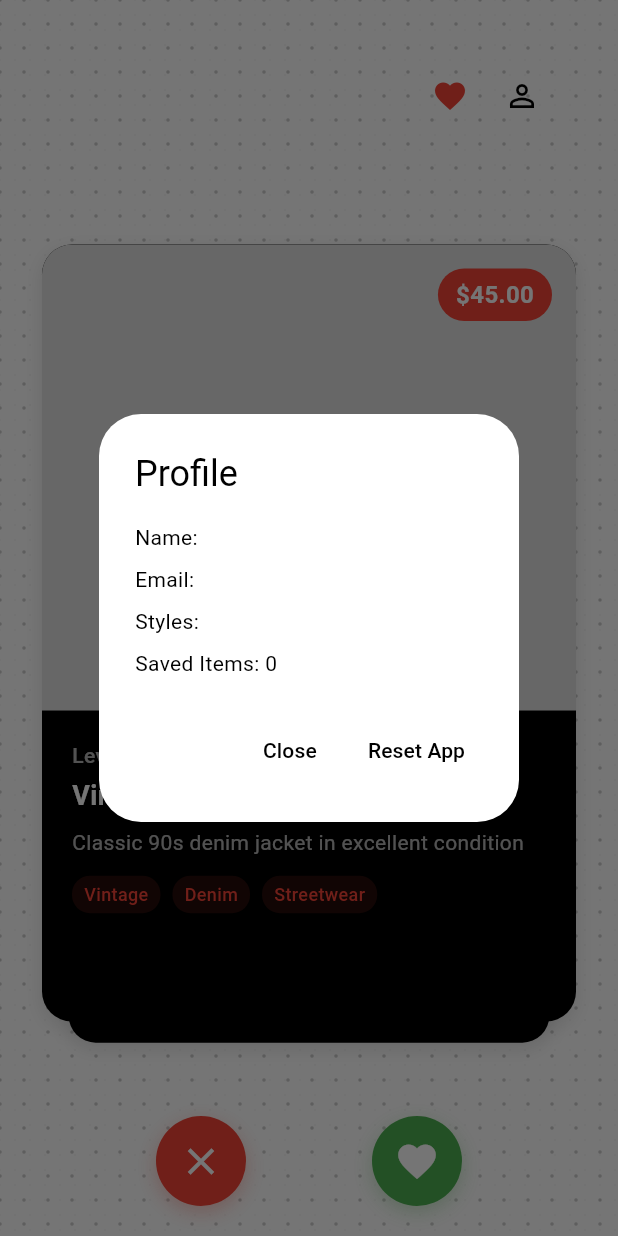
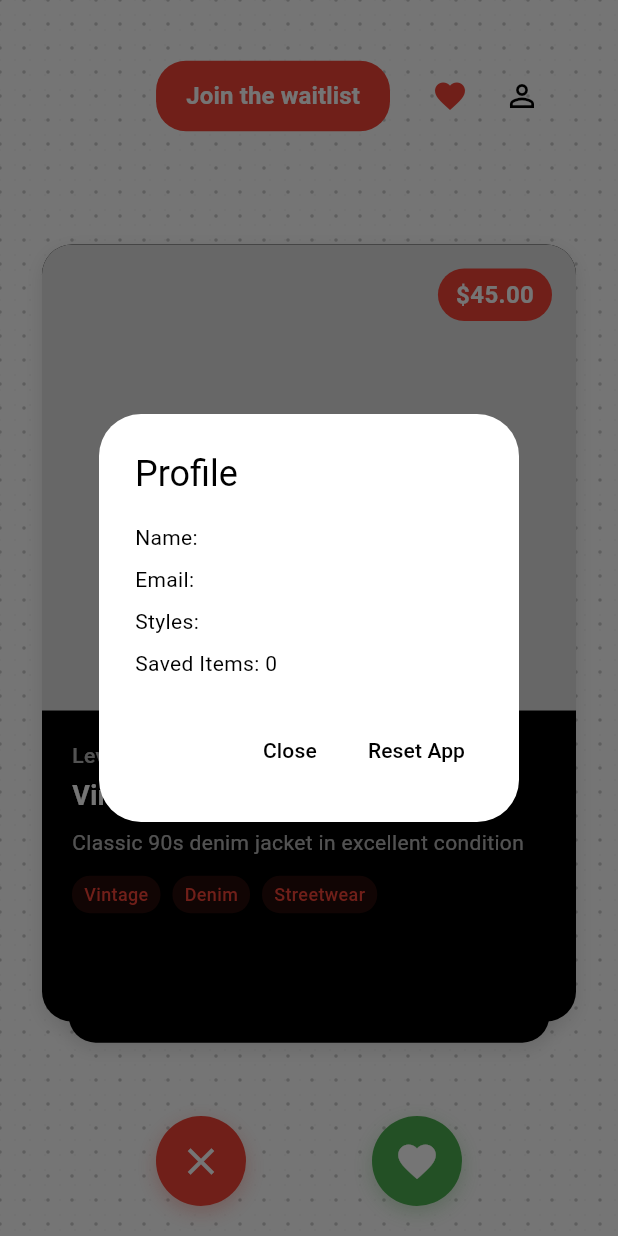
Before and after one commit to cursorboy/thursday-thrift-lolz-, a Flutter app: the SwipeFeedScreen screen opened directly, after a tap on the "person outline" icon, on a phone screen of 412 x 824 dp. Run offline on Flutter 3.47's test engine with Material 3 defaults, Android fonts, the phone set to English and light mode, and no system bars; drawn by our look-alikes of cached_network_image, flutter_card_swiper; our stand-ins replace shared_preferences; accounts and stored records are empty; network calls fail; Roboto replaces fonts that are missing (Arial).

Commit message:
adding a new buttonh

```diff
--- a/thursday thrift project/lib/screens/swipe_feed_screen.dart
+++ b/thursday thrift project/lib/screens/swipe_feed_screen.dart
@@ -6,6 +6,7 @@ import '../providers/app_state.dart';
 import '../models/thrift_item.dart';
 import '../widgets/thrift_card.dart';
 import '../utils/dotted_background.dart';
+import '../widgets/waitlist_button.dart';
 
 class SwipeFeedScreen extends StatefulWidget {
   const SwipeFeedScreen({super.key});
@@ -66,6 +67,8 @@ class _SwipeFeedScreenState extends State<SwipeFeedScreen> {
               right: 40,
               child: Row(
                 children: [
+                  WaitlistButton(),
+                  SizedBox(width: 16),
                   IconButton(
                     onPressed: _showSavedItems,
                     icon: Icon(Icons.favorite, color: Colors.red),
--- /dev/null
+++ b/thursday thrift project/lib/widgets/waitlist_button.dart
@@ -0,0 +1,34 @@
+import 'package:flutter/material.dart';
+import 'package:url_launcher/url_launcher.dart';
+
+class WaitlistButton extends StatelessWidget {
+  const WaitlistButton({super.key});
+
+  @override
+  Widget build(BuildContext context) {
+    return ElevatedButton(
+      onPressed: () async {
+        const url = 'https://tally.so/r/mKvbkX';
+        if (await canLaunch(url)) {
+          await launch(url, webOnlyWindowName: '_blank');
+        }
+      },
+      style: ElevatedButton.styleFrom(
+        backgroundColor: Colors.red,
+        foregroundColor: Colors.white,
+        shape: RoundedRectangleBorder(
+          borderRadius: BorderRadius.circular(20),
+        ),
+        padding: const EdgeInsets.symmetric(horizontal: 20, vertical: 12),
+        elevation: 0,
+      ),
+      child: const Text(
+        'Join the waitlist',
+        style: TextStyle(
+          fontWeight: FontWeight.bold,
+          fontSize: 16,
+        ),
+      ),
+    );
+  }
+}
```
